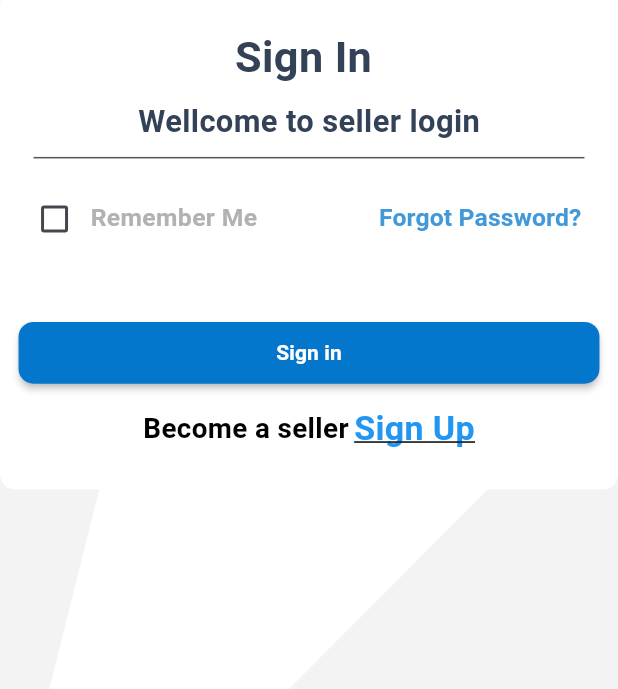
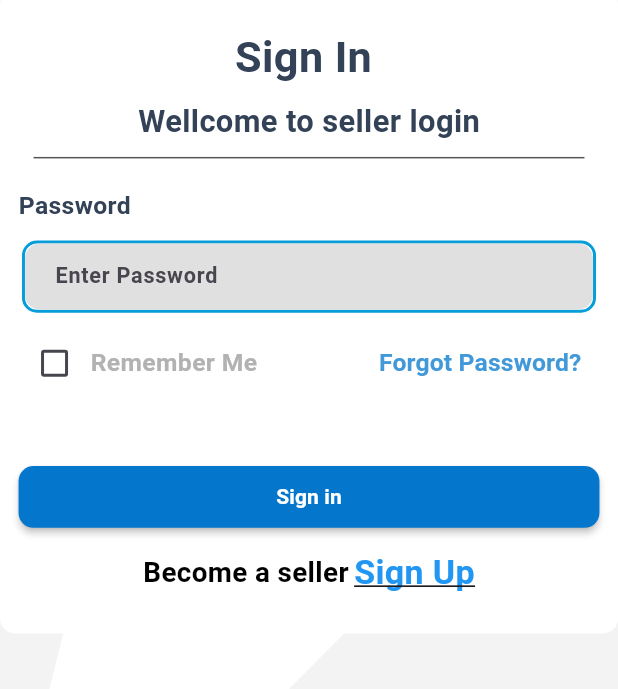
Before and after one commit to Talha413/git_prac, a Flutter app: the screen it shows after launch, on a phone screen of 412 x 824 dp, the part 226-915 px from its top. Run offline on Flutter 3.47's test engine with Material 2 defaults, Android fonts, the phone set to English and light mode, and no system bars.

Commit message:
Commit_7

```diff
--- a/lib/screens/sign_in_screens.dart
+++ b/lib/screens/sign_in_screens.dart
@@ -175,6 +175,85 @@ class _SignInPageState extends State<SignInPage> {
                                 endIndent: 10,
                                 height: 20,
                               ),
+                              Form(
+                                  key: _formKey,
+                                  child: Column(
+                                    children: [
+                                      SizedBox(
+                                        height:
+                                        MediaQuery.of(context).size.height / 80,
+                                      ),
+                                      Align(
+                                        alignment: Alignment.topLeft,
+                                        child: Text(
+                                          'Password',
+                                          style: TextStyle(
+                                              fontSize: _width * 0.04,
+                                              fontWeight: FontWeight.bold,
+                                              color: Color(0xff334257)),
+                                        ),
+                                      ),
+                                      SizedBox(
+                                        height:
+                                        MediaQuery.of(context).size.height / 100,
+                                      ),
+                                      Container(
+                                        margin: EdgeInsets.symmetric(
+                                            horizontal: _width * (2 / 360),
+                                            vertical: _height * (2 / 600)),
+                                        decoration: BoxDecoration(
+                                            borderRadius: BorderRadius.circular(10),
+                                            border: Border.all(
+                                                color: passwordError.isEmpty
+                                                    ? Color(0xFF069DD8)
+                                                    : Colors.red,
+                                                width: 2)),
+                                        height: _height * (35 / 600),
+                                        child: TextFormField(
+                                          // controller: _phoneController,
+                                          focusNode: _passWordFocus,
+                                          autovalidateMode:
+                                          AutovalidateMode.onUserInteraction,
+                                          keyboardType: TextInputType.visiblePassword,
+                                          textInputAction: TextInputAction.done,
+                                          decoration: InputDecoration(
+                                            filled: true,
+                                            fillColor: Color(0xffe0e0e0),
+                                            hintText: " Enter Password",
+                                            hintStyle: TextStyle(
+                                              fontSize: _width * 0.015 +_height*0.010,
+                                              fontWeight: FontWeight.bold,
+
+                                            ),
+                                            border: OutlineInputBorder(
+                                              borderRadius: BorderRadius.circular(10),
+                                              borderSide: BorderSide.none,
+                                            ),
+                                          ),
+                                          onChanged: (value) {
+                                            setState(() {
+                                              password = value;
+                                              passwordError = '';
+                                            });
+                                            _validatePasswordFields();
+                                          },
+                                          onEditingComplete: () {
+                                            _passWordFocus.unfocus();
+                                          },
+                                        ),
+                                      ),
+                                      if (passwordError.isNotEmpty)
+                                        Align(
+                                            alignment: Alignment.centerLeft,
+                                            child: Text(
+                                              passwordError!,
+                                              style: TextStyle(
+                                                  color: Colors.red,
+                                                  fontSize: _width / 26,
+                                                  fontWeight: FontWeight.bold),
+                                            )),
+                                    ],
+                                  )),
 
                               SizedBox(
                                 height: MediaQuery.of(context).size.height / 120,
```
